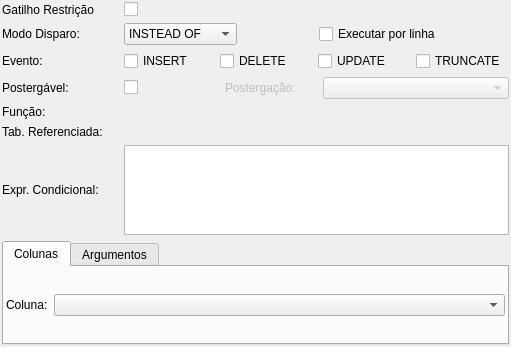
Before: the Qt Designer form libpgmodeler_ui/ui/gatilhowidget.ui in pgmodeler/pgmodeler, drawn with Qt 5.
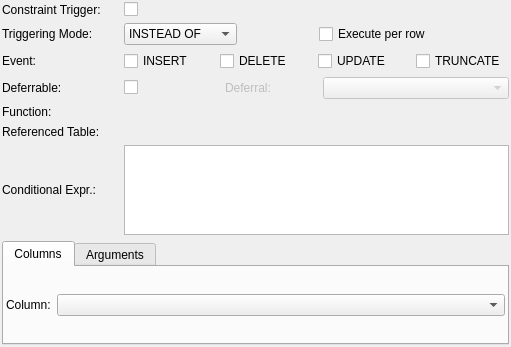
After: the same form once the commit is applied.

The edit to the form file:
```diff
--- a/libpgmodeler_ui/ui/gatilhowidget.ui
+++ b/libpgmodeler_ui/ui/gatilhowidget.ui
@@ -50,7 +50,7 @@
       </size>
      </property>
      <property name="text">
-      <string>Modo Disparo:</string>
+      <string>Triggering Mode:</string>
      </property>
     </widget>
    </item>
@@ -123,7 +123,7 @@
         </size>
        </property>
        <property name="text">
-        <string>Executar por linha</string>
+        <string>Execute per row</string>
        </property>
       </widget>
      </item>
@@ -150,7 +150,7 @@
       </size>
      </property>
      <property name="text">
-      <string>Evento:</string>
+      <string>Event:</string>
      </property>
     </widget>
    </item>
@@ -282,7 +282,7 @@
       </size>
      </property>
      <property name="text">
-      <string>Postergável:</string>
+      <string>Deferrable:</string>
      </property>
     </widget>
    </item>
@@ -337,7 +337,7 @@
         </size>
        </property>
        <property name="text">
-        <string>Postergação:</string>
+        <string>Deferral:</string>
        </property>
       </widget>
      </item>
@@ -392,7 +392,7 @@
       </size>
      </property>
      <property name="text">
-      <string>Tab. Referenciada:</string>
+      <string>Referenced Table:</string>
      </property>
     </widget>
    </item>
@@ -417,7 +417,7 @@
       </size>
      </property>
      <property name="text">
-      <string>Expr. Condicional:</string>
+      <string>Conditional Expr.:</string>
      </property>
     </widget>
    </item>
@@ -474,7 +474,7 @@
      </property>
      <widget class="QWidget" name="tab_2">
       <attribute name="title">
-       <string>Colunas</string>
+       <string>Columns</string>
       </attribute>
       <layout class="QGridLayout" name="gridLayout_2">
        <property name="margin">
@@ -495,7 +495,7 @@
           </size>
          </property>
          <property name="text">
-          <string>Coluna:</string>
+          <string>Column:</string>
          </property>
         </widget>
        </item>
@@ -525,7 +525,7 @@
      </widget>
      <widget class="QWidget" name="tab">
       <attribute name="title">
-       <string>Argumentos</string>
+       <string>Arguments</string>
       </attribute>
       <layout class="QGridLayout" name="gridLayout">
        <property name="margin">
@@ -576,14 +576,14 @@
       </size>
      </property>
      <property name="text">
-      <string>Função:</string>
+      <string>Function:</string>
      </property>
     </widget>
    </item>
    <item row="0" column="0">
     <widget class="QLabel" name="gat_rest_lbl">
      <property name="text">
-      <string>Gatilho Restrição</string>
+      <string>Constraint Trigger:</string>
      </property>
     </widget>
    </item>
```
Left out of the diff: 2 changed lines with no effect on the pictures.
